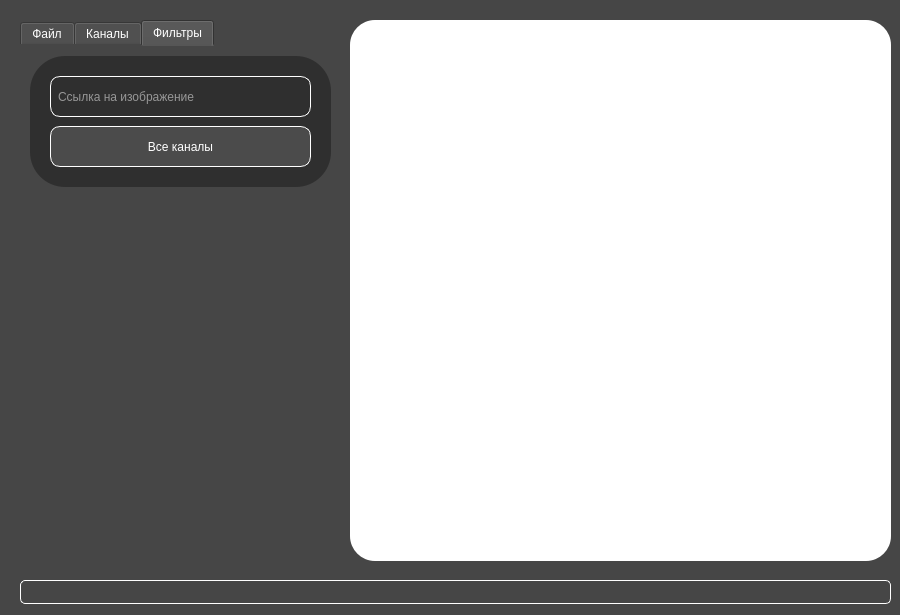
dellyis/photoshop, file main.ui: the form before one commit.
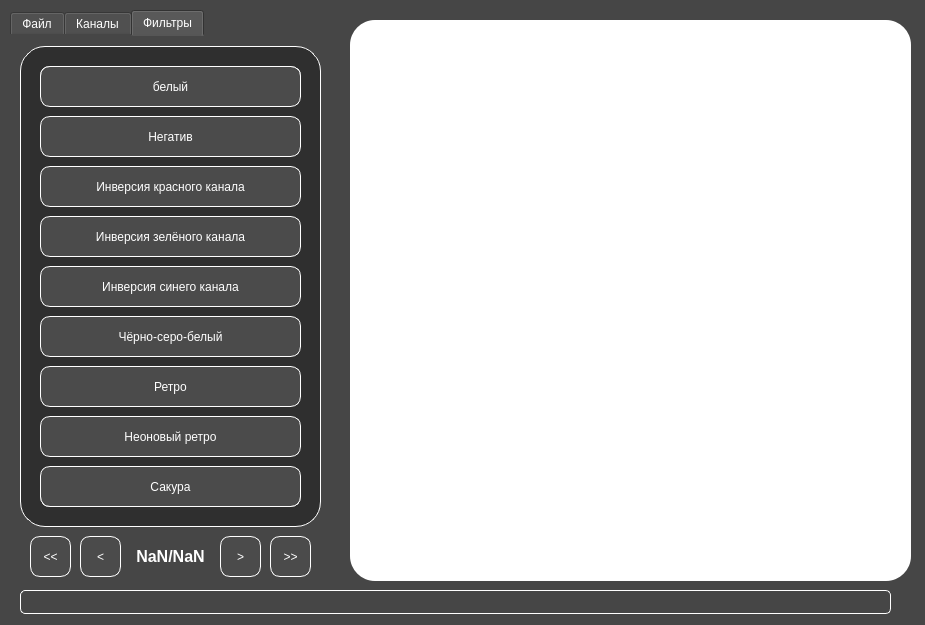
The form after the commit. The open tabs and pages were chosen to show the change.

```diff
--- a/main.ui
+++ b/main.ui
@@ -6,8 +6,8 @@
    <rect>
     <x>0</x>
     <y>0</y>
-    <width>900</width>
-    <height>615</height>
+    <width>925</width>
+    <height>625</height>
    </rect>
   </property>
   <property name="minimumSize">
@@ -27,10 +27,10 @@
    <widget class="QTabWidget" name="tabWidget">
     <property name="geometry">
      <rect>
-      <x>20</x>
-      <y>20</y>
+      <x>10</x>
+      <y>10</y>
       <width>320</width>
-      <height>540</height>
+      <height>581</height>
      </rect>
     </property>
     <property name="cursor">
@@ -637,12 +637,13 @@
         <x>10</x>
         <y>10</y>
         <width>301</width>
-        <height>131</height>
+        <height>481</height>
        </rect>
       </property>
       <property name="styleSheet">
        <string notr="true">background-color: rgb(47, 47, 47);
-border-radius: 35px;</string>
+border-radius: 25px;
+border: 1px solid #fff;</string>
       </property>
       <property name="frameShape">
        <enum>QFrame::StyledPanel</enum>
@@ -650,52 +651,324 @@
       <property name="frameShadow">
        <enum>QFrame::Raised</enum>
       </property>
-      <widget class="QLineEdit" name="img_link_2">
-       <property name="enabled">
-        <bool>true</bool>
-       </property>
+      <widget class="QGroupBox" name="filter_page_0">
        <property name="geometry">
         <rect>
          <x>20</x>
          <y>20</y>
          <width>261</width>
-         <height>41</height>
+         <height>441</height>
         </rect>
        </property>
+       <property name="autoFillBackground">
+        <bool>false</bool>
+       </property>
        <property name="styleSheet">
-        <string notr="true">QLineEdit {
-	border: 1px solid rgb(255, 255, 255);
+        <string notr="true">QGroupBox { 
+	border: none;
+	border-width: 0px;
+}</string>
+       </property>
+       <property name="title">
+        <string/>
+       </property>
+       <widget class="QPushButton" name="black_white">
+        <property name="geometry">
+         <rect>
+          <x>0</x>
+          <y>0</y>
+          <width>261</width>
+          <height>41</height>
+         </rect>
+        </property>
+        <property name="cursor">
+         <cursorShape>PointingHandCursor</cursorShape>
+        </property>
+        <property name="styleSheet">
+         <string notr="true">QPushButton {
+	border: solid #fff;
+	border-width: 1px;
 	border-radius: 10px;
-	padding-left: 5px;
-	padding-right: 5px;
+	background-color: rgb(75, 75, 75);
 }
 
-QLineEdit:hover, QLineEdit:focus {
-	border: 1px solid #5865F2;
+QPushButton:hover {
+	background-color: rgb(65, 65, 65);
+	border-color: #5865F2;
+}</string>
+        </property>
+        <property name="text">
+         <string>Чёрно-белый</string>
+        </property>
+       </widget>
+       <widget class="QPushButton" name="negative">
+        <property name="geometry">
+         <rect>
+          <x>0</x>
+          <y>50</y>
+          <width>261</width>
+          <height>41</height>
+         </rect>
+        </property>
+        <property name="cursor">
+         <cursorShape>PointingHandCursor</cursorShape>
+        </property>
+        <property name="styleSheet">
+         <string notr="true">QPushButton {
+	border: solid #fff;
+	border-width: 1px;
 	border-radius: 10px;
+	background-color: rgb(75, 75, 75);
+}
+
+QPushButton:hover {
+	background-color: rgb(65, 65, 65);
+	border-color: #5865F2;
 }</string>
-       </property>
-       <property name="text">
-        <string/>
-       </property>
-       <property name="placeholderText">
-        <string>Ссылка на изображение</string>
-       </property>
+        </property>
+        <property name="text">
+         <string>Негатив</string>
+        </property>
+       </widget>
+       <widget class="QPushButton" name="inversion_red">
+        <property name="geometry">
+         <rect>
+          <x>0</x>
+          <y>100</y>
+          <width>261</width>
+          <height>41</height>
+         </rect>
+        </property>
+        <property name="cursor">
+         <cursorShape>PointingHandCursor</cursorShape>
+        </property>
+        <property name="styleSheet">
+         <string notr="true">QPushButton {
+	border: solid #fff;
+	border-width: 1px;
+	border-radius: 10px;
+	background-color: rgb(75, 75, 75);
+}
+
+QPushButton:hover {
+	background-color: rgb(65, 65, 65);
+	border-color: #5865F2;
+}</string>
+        </property>
+        <property name="text">
+         <string>Инверсия красного канала</string>
+        </property>
+       </widget>
+       <widget class="QPushButton" name="inversion_green">
+        <property name="geometry">
+         <rect>
+          <x>0</x>
+          <y>150</y>
+          <width>261</width>
+          <height>41</height>
+         </rect>
+        </property>
+        <property name="cursor">
+         <cursorShape>PointingHandCursor</cursorShape>
+        </property>
+        <property name="styleSheet">
+         <string notr="true">QPushButton {
+	border: solid #fff;
+	border-width: 1px;
+	border-radius: 10px;
+	background-color: rgb(75, 75, 75);
+}
+
+QPushButton:hover {
+	background-color: rgb(65, 65, 65);
+	border-color: #5865F2;
+}</string>
+        </property>
+        <property name="text">
+         <string>Инверсия зелёного канала</string>
+        </property>
+       </widget>
+       <widget class="QPushButton" name="inversion_blue">
+        <property name="geometry">
+         <rect>
+          <x>0</x>
+          <y>200</y>
+          <width>261</width>
+          <height>41</height>
+         </rect>
+        </property>
+        <property name="cursor">
+         <cursorShape>PointingHandCursor</cursorShape>
+        </property>
+        <property name="styleSheet">
+         <string notr="true">QPushButton {
+	border: solid #fff;
+	border-width: 1px;
+	border-radius: 10px;
+	background-color: rgb(75, 75, 75);
+}
+
+QPushButton:hover {
+	background-color: rgb(65, 65, 65);
+	border-color: #5865F2;
+}</string>
+        </property>
+        <property name="text">
+         <string>Инверсия синего канала</string>
+        </property>
+       </widget>
+       <widget class="QPushButton" name="black_gray_white">
+        <property name="geometry">
+         <rect>
+          <x>0</x>
+          <y>250</y>
+          <width>261</width>
+          <height>41</height>
+         </rect>
+        </property>
+        <property name="cursor">
+         <cursorShape>PointingHandCursor</cursorShape>
+        </property>
+        <property name="styleSheet">
+         <string notr="true">QPushButton {
+	border: solid #fff;
+	border-width: 1px;
+	border-radius: 10px;
+	background-color: rgb(75, 75, 75);
+}
+
+QPushButton:hover {
+	background-color: rgb(65, 65, 65);
+	border-color: #5865F2;
+}</string>
+        </property>
+        <property name="text">
+         <string>Чёрно-серо-белый</string>
+        </property>
+       </widget>
+       <widget class="QPushButton" name="retro">
+        <property name="geometry">
+         <rect>
+          <x>0</x>
+          <y>300</y>
+          <width>261</width>
+          <height>41</height>
+         </rect>
+        </property>
+        <property name="cursor">
+         <cursorShape>PointingHandCursor</cursorShape>
+        </property>
+        <property name="styleSheet">
+         <string notr="true">QPushButton {
+	border: solid #fff;
+	border-width: 1px;
+	border-radius: 10px;
+	background-color: rgb(75, 75, 75);
+}
+
+QPushButton:hover {
+	background-color: rgb(65, 65, 65);
+	border-color: #5865F2;
+}</string>
+        </property>
+        <property name="text">
+         <string>Ретро</string>
+        </property>
+       </widget>
+       <widget class="QPushButton" name="neon_retro">
+        <property name="geometry">
+         <rect>
+          <x>0</x>
+          <y>350</y>
+          <width>261</width>
+          <height>41</height>
+         </rect>
+        </property>
+        <property name="cursor">
+         <cursorShape>PointingHandCursor</cursorShape>
+        </property>
+        <property name="styleSheet">
+         <string notr="true">QPushButton {
+	border: solid #fff;
+	border-width: 1px;
+	border-radius: 10px;
+	background-color: rgb(75, 75, 75);
+}
+
+QPushButton:hover {
+	background-color: rgb(65, 65, 65);
+	border-color: #5865F2;
+}</string>
+        </property>
+        <property name="text">
+         <string>Неоновый ретро</string>
+        </property>
+       </widget>
+       <widget class="QPushButton" name="sakura">
+        <property name="geometry">
+         <rect>
+          <x>0</x>
+          <y>400</y>
+          <width>261</width>
+          <height>41</height>
+         </rect>
+        </property>
+        <property name="cursor">
+         <cursorShape>PointingHandCursor</cursorShape>
+        </property>
+        <property name="styleSheet">
+         <string notr="true">QPushButton {
+	border: solid #fff;
+	border-width: 1px;
+	border-radius: 10px;
+	background-color: rgb(75, 75, 75);
+}
+
+QPushButton:hover {
+	background-color: rgb(65, 65, 65);
+	border-color: #5865F2;
+}</string>
+        </property>
+        <property name="text">
+         <string>Сакура</string>
+        </property>
+       </widget>
       </widget>
-      <widget class="QPushButton" name="img_dl_2">
+      <widget class="QGroupBox" name="filter_page_1">
        <property name="geometry">
         <rect>
          <x>20</x>
-         <y>70</y>
+         <y>20</y>
          <width>261</width>
-         <height>41</height>
+         <height>441</height>
         </rect>
        </property>
-       <property name="cursor">
-        <cursorShape>PointingHandCursor</cursorShape>
+       <property name="autoFillBackground">
+        <bool>false</bool>
        </property>
        <property name="styleSheet">
-        <string notr="true">QPushButton {
+        <string notr="true">QGroupBox { 
+	border: none;
+	border-width: 0px;
+}</string>
+       </property>
+       <property name="title">
+        <string/>
+       </property>
+       <widget class="QPushButton" name="black_white_2">
+        <property name="geometry">
+         <rect>
+          <x>0</x>
+          <y>0</y>
+          <width>261</width>
+          <height>41</height>
+         </rect>
+        </property>
+        <property name="cursor">
+         <cursorShape>PointingHandCursor</cursorShape>
+        </property>
+        <property name="styleSheet">
+         <string notr="true">QPushButton {
 	border: solid #fff;
 	border-width: 1px;
 	border-radius: 10px;
@@ -706,12 +979,404 @@
 	background-color: rgb(65, 65, 65);
 	border-color: #5865F2;
 }</string>
-       </property>
-       <property name="text">
-        <string>Все каналы</string>
-       </property>
+        </property>
+        <property name="text">
+         <string>белый</string>
+        </property>
+       </widget>
+       <widget class="QPushButton" name="negative_2">
+        <property name="geometry">
+         <rect>
+          <x>0</x>
+          <y>50</y>
+          <width>261</width>
+          <height>41</height>
+         </rect>
+        </property>
+        <property name="cursor">
+         <cursorShape>PointingHandCursor</cursorShape>
+        </property>
+        <property name="styleSheet">
+         <string notr="true">QPushButton {
+	border: solid #fff;
+	border-width: 1px;
+	border-radius: 10px;
+	background-color: rgb(75, 75, 75);
+}
+
+QPushButton:hover {
+	background-color: rgb(65, 65, 65);
+	border-color: #5865F2;
+}</string>
+        </property>
+        <property name="text">
+         <string>Негатив</string>
+        </property>
+       </widget>
+       <widget class="QPushButton" name="inversion_red_2">
+        <property name="geometry">
+         <rect>
+          <x>0</x>
+          <y>100</y>
+          <width>261</width>
+          <height>41</height>
+         </rect>
+        </property>
+        <property name="cursor">
+         <cursorShape>PointingHandCursor</cursorShape>
+        </property>
+        <property name="styleSheet">
+         <string notr="true">QPushButton {
+	border: solid #fff;
+	border-width: 1px;
+	border-radius: 10px;
+	background-color: rgb(75, 75, 75);
+}
+
+QPushButton:hover {
+	background-color: rgb(65, 65, 65);
+	border-color: #5865F2;
+}</string>
+        </property>
+        <property name="text">
+         <string>Инверсия красного канала</string>
+        </property>
+       </widget>
+       <widget class="QPushButton" name="inversion_green_2">
+        <property name="geometry">
+         <rect>
+          <x>0</x>
+          <y>150</y>
+          <width>261</width>
+          <height>41</height>
+         </rect>
+        </property>
+        <property name="cursor">
+         <cursorShape>PointingHandCursor</cursorShape>
+        </property>
+        <property name="styleSheet">
+         <string notr="true">QPushButton {
+	border: solid #fff;
+	border-width: 1px;
+	border-radius: 10px;
+	background-color: rgb(75, 75, 75);
+}
+
+QPushButton:hover {
+	background-color: rgb(65, 65, 65);
+	border-color: #5865F2;
+}</string>
+        </property>
+        <property name="text">
+         <string>Инверсия зелёного канала</string>
+        </property>
+       </widget>
+       <widget class="QPushButton" name="inversion_blue_2">
+        <property name="geometry">
+         <rect>
+          <x>0</x>
+          <y>200</y>
+          <width>261</width>
+          <height>41</height>
+         </rect>
+        </property>
+        <property name="cursor">
+         <cursorShape>PointingHandCursor</cursorShape>
+        </property>
+        <property name="styleSheet">
+         <string notr="true">QPushButton {
+	border: solid #fff;
+	border-width: 1px;
+	border-radius: 10px;
+	background-color: rgb(75, 75, 75);
+}
+
+QPushButton:hover {
+	background-color: rgb(65, 65, 65);
+	border-color: #5865F2;
+}</string>
+        </property>
+        <property name="text">
+         <string>Инверсия синего канала</string>
+        </property>
+       </widget>
+       <widget class="QPushButton" name="black_gray_white_2">
+        <property name="geometry">
+         <rect>
+          <x>0</x>
+          <y>250</y>
+          <width>261</width>
+          <height>41</height>
+         </rect>
+        </property>
+        <property name="cursor">
+         <cursorShape>PointingHandCursor</cursorShape>
+        </property>
+        <property name="styleSheet">
+         <string notr="true">QPushButton {
+	border: solid #fff;
+	border-width: 1px;
+	border-radius: 10px;
+	background-color: rgb(75, 75, 75);
+}
+
+QPushButton:hover {
+	background-color: rgb(65, 65, 65);
+	border-color: #5865F2;
+}</string>
+        </property>
+        <property name="text">
+         <string>Чёрно-серо-белый</string>
+        </property>
+       </widget>
+       <widget class="QPushButton" name="retro_2">
+        <property name="geometry">
+         <rect>
+          <x>0</x>
+          <y>300</y>
+          <width>261</width>
+          <height>41</height>
+         </rect>
+        </property>
+        <property name="cursor">
+         <cursorShape>PointingHandCursor</cursorShape>
+        </property>
+        <property name="styleSheet">
+         <string notr="true">QPushButton {
+	border: solid #fff;
+	border-width: 1px;
+	border-radius: 10px;
+	background-color: rgb(75, 75, 75);
+}
+
+QPushButton:hover {
+	background-color: rgb(65, 65, 65);
+	border-color: #5865F2;
+}</string>
+        </property>
+        <property name="text">
+         <string>Ретро</string>
+        </property>
+       </widget>
+       <widget class="QPushButton" name="neon_retro_2">
+        <property name="geometry">
+         <rect>
+          <x>0</x>
+          <y>350</y>
+          <width>261</width>
+          <height>41</height>
+         </rect>
+        </property>
+        <property name="cursor">
+         <cursorShape>PointingHandCursor</cursorShape>
+        </property>
+        <property name="styleSheet">
+         <string notr="true">QPushButton {
+	border: solid #fff;
+	border-width: 1px;
+	border-radius: 10px;
+	background-color: rgb(75, 75, 75);
+}
+
+QPushButton:hover {
+	background-color: rgb(65, 65, 65);
+	border-color: #5865F2;
+}</string>
+        </property>
+        <property name="text">
+         <string>Неоновый ретро</string>
+        </property>
+       </widget>
+       <widget class="QPushButton" name="sakura_2">
+        <property name="geometry">
+         <rect>
+          <x>0</x>
+          <y>400</y>
+          <width>261</width>
+          <height>41</height>
+         </rect>
+        </property>
+        <property name="cursor">
+         <cursorShape>PointingHandCursor</cursorShape>
+        </property>
+        <property name="styleSheet">
+         <string notr="true">QPushButton {
+	border: solid #fff;
+	border-width: 1px;
+	border-radius: 10px;
+	background-color: rgb(75, 75, 75);
+}
+
+QPushButton:hover {
+	background-color: rgb(65, 65, 65);
+	border-color: #5865F2;
+}</string>
+        </property>
+        <property name="text">
+         <string>Сакура</string>
+        </property>
+       </widget>
       </widget>
      </widget>
+     <widget class="QPushButton" name="filters_nav_first">
+      <property name="geometry">
+       <rect>
+        <x>20</x>
+        <y>500</y>
+        <width>41</width>
+        <height>41</height>
+       </rect>
+      </property>
+      <property name="cursor">
+       <cursorShape>PointingHandCursor</cursorShape>
+      </property>
+      <property name="styleSheet">
+       <string notr="true">QPushButton {
+	border: solid #fff;
+	border-width: 1px;
+	border-radius: 10px;
+	background-color: rgb(75, 75, 75);
+}
+
+QPushButton:hover {
+	background-color: rgb(65, 65, 65);
+	border-color: #5865F2;
+}
+
+QPushButton:disabled{
+	background-color: rgb(55, 55, 55);
+	border-color: gray;
+}</string>
+      </property>
+      <property name="text">
+       <string>&lt;&lt;</string>
+      </property>
+     </widget>
+     <widget class="QPushButton" name="filters_nav_prev">
+      <property name="geometry">
+       <rect>
+        <x>70</x>
+        <y>500</y>
+        <width>41</width>
+        <height>41</height>
+       </rect>
+      </property>
+      <property name="cursor">
+       <cursorShape>PointingHandCursor</cursorShape>
+      </property>
+      <property name="styleSheet">
+       <string notr="true">QPushButton {
+	border: solid #fff;
+	border-width: 1px;
+	border-radius: 10px;
+	background-color: rgb(75, 75, 75);
+}
+
+QPushButton:hover {
+	background-color: rgb(65, 65, 65);
+	border-color: #5865F2;
+}
+
+QPushButton:disabled{
+	background-color: rgb(55, 55, 55);
+	border-color: gray;
+}</string>
+      </property>
+      <property name="text">
+       <string>&lt;</string>
+      </property>
+     </widget>
+     <widget class="QPushButton" name="filters_nav_next">
+      <property name="geometry">
+       <rect>
+        <x>210</x>
+        <y>500</y>
+        <width>41</width>
+        <height>41</height>
+       </rect>
+      </property>
+      <property name="cursor">
+       <cursorShape>PointingHandCursor</cursorShape>
+      </property>
+      <property name="styleSheet">
+       <string notr="true">QPushButton {
+	border: solid #fff;
+	border-width: 1px;
+	border-radius: 10px;
+	background-color: rgb(75, 75, 75);
+}
+
+QPushButton:hover {
+	background-color: rgb(65, 65, 65);
+	border-color: #5865F2;
+}
+
+QPushButton:disabled{
+	background-color: rgb(55, 55, 55);
+	border-color: gray;
+}</string>
+      </property>
+      <property name="text">
+       <string>&gt;</string>
+      </property>
+     </widget>
+     <widget class="QPushButton" name="filters_nav_last">
+      <property name="geometry">
+       <rect>
+        <x>260</x>
+        <y>500</y>
+        <width>41</width>
+        <height>41</height>
+       </rect>
+      </property>
+      <property name="cursor">
+       <cursorShape>PointingHandCursor</cursorShape>
+      </property>
+      <property name="styleSheet">
+       <string notr="true">QPushButton {
+	border: solid #fff;
+	border-width: 1px;
+	border-radius: 10px;
+	background-color: rgb(75, 75, 75);
+}
+
+QPushButton:hover {
+	background-color: rgb(65, 65, 65);
+	border-color: #5865F2;
+}
+
+QPushButton:disabled{
+	background-color: rgb(55, 55, 55);
+	border-color: gray;
+}</string>
+      </property>
+      <property name="text">
+       <string>&gt;&gt;</string>
+      </property>
+     </widget>
+     <widget class="QLabel" name="filters_page">
+      <property name="geometry">
+       <rect>
+        <x>120</x>
+        <y>510</y>
+        <width>81</width>
+        <height>21</height>
+       </rect>
+      </property>
+      <property name="font">
+       <font>
+        <pointsize>12</pointsize>
+        <weight>75</weight>
+        <bold>true</bold>
+       </font>
+      </property>
+      <property name="text">
+       <string>NaN/NaN</string>
+      </property>
+      <property name="alignment">
+       <set>Qt::AlignCenter</set>
+      </property>
+     </widget>
     </widget>
    </widget>
    <widget class="QLabel" name="img">
@@ -719,8 +1384,8 @@
      <rect>
       <x>350</x>
       <y>20</y>
-      <width>541</width>
-      <height>541</height>
+      <width>561</width>
+      <height>561</height>
      </rect>
     </property>
     <property name="styleSheet">
@@ -739,7 +1404,7 @@
     <property name="geometry">
      <rect>
       <x>20</x>
-      <y>580</y>
+      <y>590</y>
       <width>871</width>
       <height>24</height>
      </rect>
```
Left out of the diff: 95 changed lines with no effect on the pictures.
